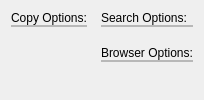
Qt form programs/KJVCanOpener/KJVGeneralSettingsConfig.ui (dewhisna/KingJamesPureBibleSearch) before a commit.
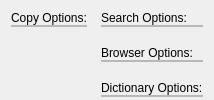
The same form after that commit. Custom widgets are drawn as their Qt base class.

Commit message: Added KJVConfiguration logic to edit the Dictionary Widget settings.

Patch:
```diff
--- a/programs/KJVCanOpener/KJVGeneralSettingsConfig.ui
+++ b/programs/KJVCanOpener/KJVGeneralSettingsConfig.ui
@@ -27,7 +27,7 @@
   <property name="windowTitle">
    <string>General Settings</string>
   </property>
-  <layout class="QGridLayout" name="gridLayout_4">
+  <layout class="QGridLayout" name="gridLayout_5">
    <property name="bottomMargin">
     <number>0</number>
    </property>
@@ -180,6 +180,54 @@
          </item>
         </layout>
        </item>
+       <item>
+        <spacer name="verticalSpacer_4">
+         <property name="orientation">
+          <enum>Qt::Vertical</enum>
+         </property>
+         <property name="sizeType">
+          <enum>QSizePolicy::Fixed</enum>
+         </property>
+         <property name="sizeHint" stdset="0">
+          <size>
+           <width>20</width>
+           <height>13</height>
+          </size>
+         </property>
+        </spacer>
+       </item>
+       <item>
+        <layout class="QVBoxLayout" name="verticalLayout_6">
+         <property name="spacing">
+          <number>0</number>
+         </property>
+         <item>
+          <widget class="QLabel" name="lblDictionaryOptions">
+           <property name="text">
+            <string>Dictionary Options:</string>
+           </property>
+          </widget>
+         </item>
+         <item>
+          <widget class="QFrame" name="frameDictionaryOptions">
+           <property name="frameShape">
+            <enum>QFrame::StyledPanel</enum>
+           </property>
+           <property name="frameShadow">
+            <enum>QFrame::Sunken</enum>
+           </property>
+           <layout class="QGridLayout" name="gridLayout_4">
+            <property name="margin">
+             <number>0</number>
+            </property>
+            <item row="0" column="0">
+             <widget class="CConfigDictionaryOptions" name="widgetDictionaryOptions" native="true"/>
+            </item>
+           </layout>
+          </widget>
+         </item>
+        </layout>
+       </item>
        <item>
         <spacer name="verticalSpacer_2">
          <property name="orientation">
@@ -215,26 +263,20 @@
  <customwidgets>
   <customwidget>
    <class>CConfigSearchOptions</class>
-   <extends>QWidget</extends>
-<!--   <header>KJVConfiguration.h</header>-->
-<!--Omitted because KJVGeneralSettingsConfig is in the same KJVConfiguration.h header.  Including it
-causes circularly dependency warnings/errors in the win32 make process. -->
    <container>1</container>
   </customwidget>
   <customwidget>
    <class>CConfigCopyOptions</class>
-   <extends>QWidget</extends>
-<!--   <header>KJVConfiguration.h</header>-->
-<!--Omitted because KJVGeneralSettingsConfig is in the same KJVConfiguration.h header.  Including it
-causes circularly dependency warnings/errors in the win32 make process. -->
    <container>1</container>
   </customwidget>
   <customwidget>
    <class>CConfigBrowserOptions</class>
+   <container>1</container>
+  </customwidget>
+  <customwidget>
+   <class>CConfigDictionaryOptions</class>
    <extends>QWidget</extends>
-<!--   <header>KJVConfiguration.h</header>-->
-<!--Omitted because KJVGeneralSettingsConfig is in the same KJVConfiguration.h header.  Including it
-causes circularly dependency warnings/errors in the win32 make process. -->
+   <header>KJVConfiguration.h</header>
    <container>1</container>
   </customwidget>
  </customwidgets>
```
The commit also changes 4 other files.
